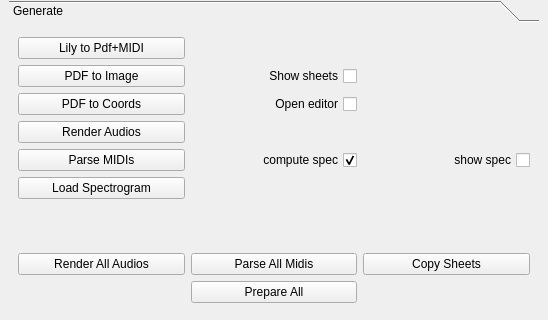
Old version of the form sheet_manager/gui/main.ui in the repository CPJKU/msmd; both pictures show x 0 to 548 and y 85 to 405 of the 548 by 560 pixel window.
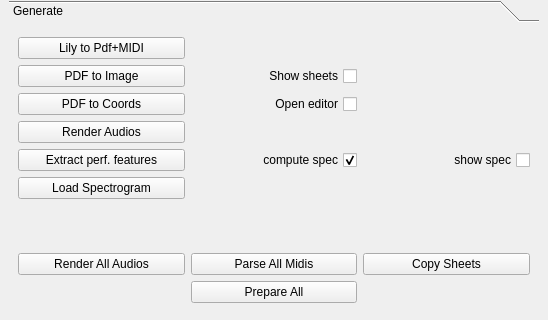
New version of the form.

Commit message: Re: #12 Refactoring render_audio to use Performance objects. Refactoring sheet manager to use the Piece object. Some readability edits in render_audio and UI. Had to rename sheet_manager.py to sheet_manager_app.py, beause of import conflicts.

```diff
--- a/sheet_manager/gui/main.ui
+++ b/sheet_manager/gui/main.ui
@@ -230,7 +230,7 @@
         <item row="5" column="0">
          <widget class="QPushButton" name="pushButton_parseMidi">
           <property name="text">
-           <string>Parse MIDIs</string>
+           <string>Extract perf. features</string>
           </property>
          </widget>
         </item>
```
Left out of the diff: 2 changed lines with no effect on the pictures. The commit also changes 7 other files.
